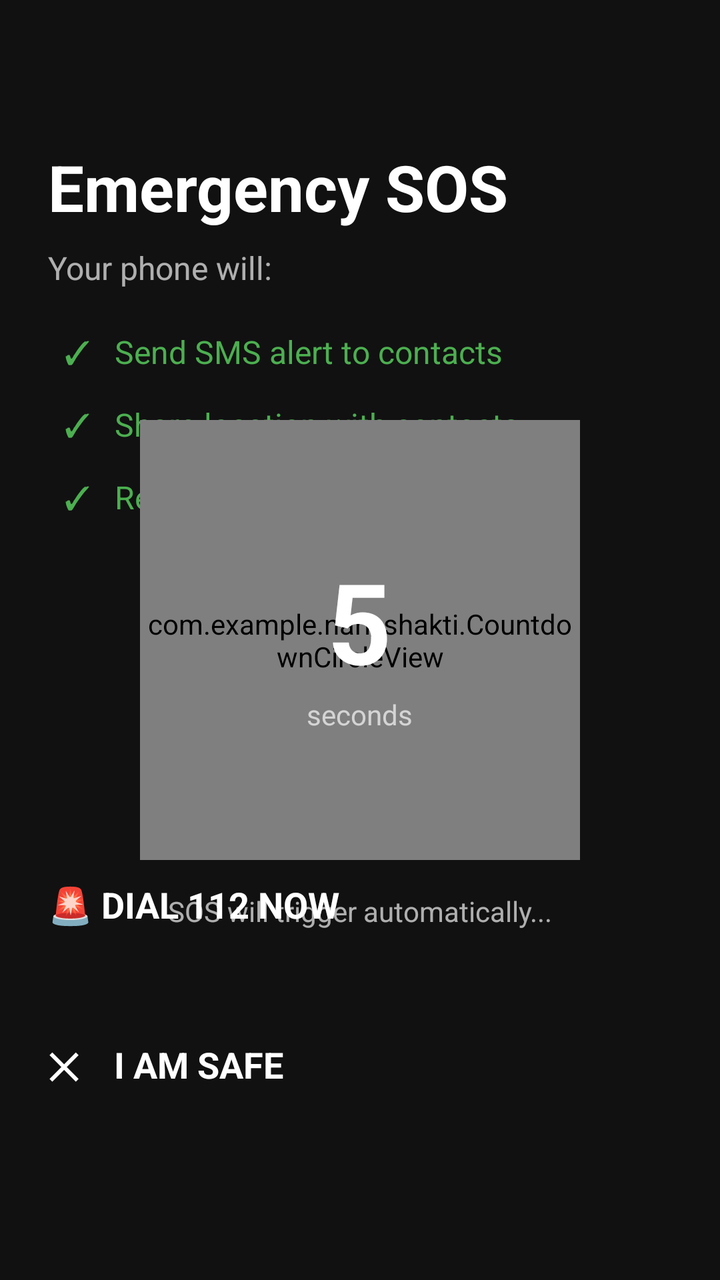
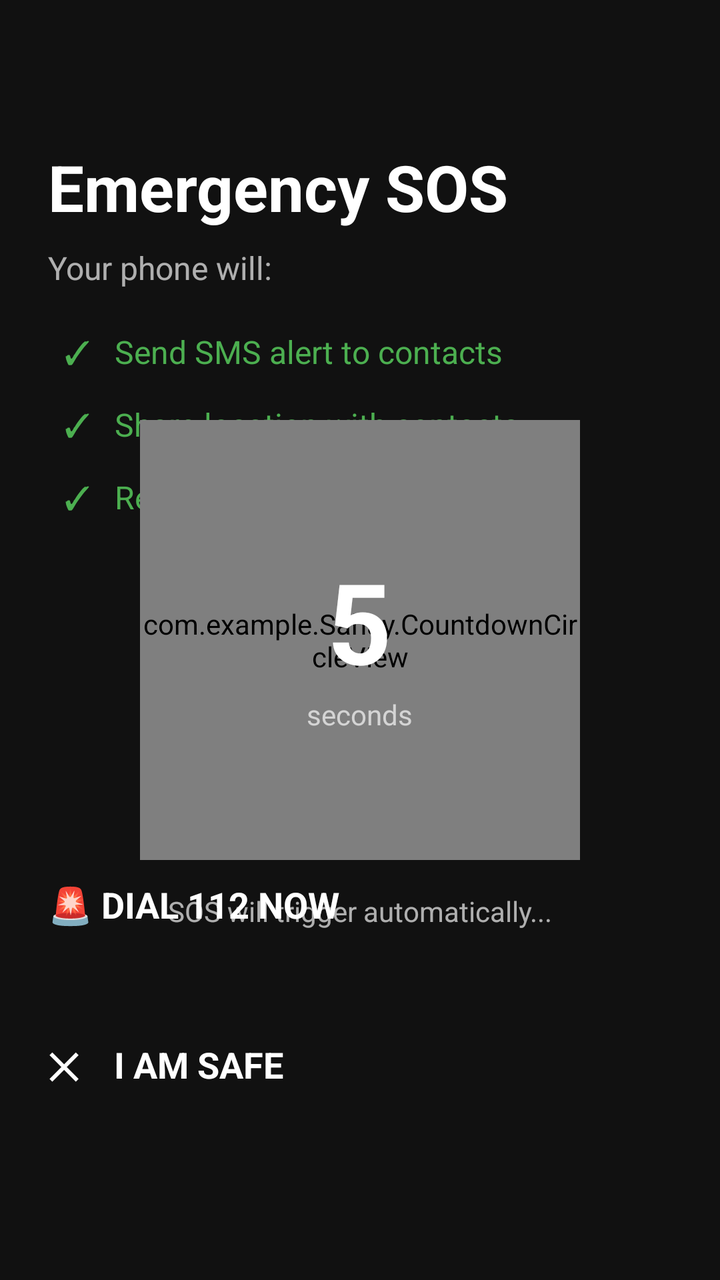

Two renders of the same Android screen: before a commit and after it. Below are the layout's source before the change and the commit's diff.
<!-- AndroidManifest.xml: activity theme android:Theme.NoTitleBar.Fullscreen -->
<!-- res/layout/activity_sos_countdown.xml -->
<?xml version="1.0" encoding="utf-8"?>
<RelativeLayout xmlns:android="http://schemas.android.com/apk/res/android"
    android:layout_width="match_parent"
    android:layout_height="match_parent"
    android:background="#FF111111"
    android:padding="24dp">

    
    <TextView
        android:id="@+id/tvTitle"
        android:layout_width="wrap_content"
        android:layout_height="wrap_content"
        android:layout_alignParentTop="true"
        android:layout_marginTop="48dp"
        android:text="Emergency SOS"
        android:textColor="#FFFFFFFF"
        android:textSize="32sp"
        android:textStyle="bold" />

    
    <TextView
        android:id="@+id/tvSubtitle"
        android:layout_width="wrap_content"
        android:layout_height="wrap_content"
        android:layout_below="@id/tvTitle"
        android:layout_marginTop="8dp"
        android:text="Your phone will:"
        android:textColor="#AAFFFFFF"
        android:textSize="16sp" />

    
    <LinearLayout
        android:id="@+id/featureList"
        android:layout_width="match_parent"
        android:layout_height="wrap_content"
        android:layout_below="@id/tvSubtitle"
        android:layout_marginTop="20dp"
        android:orientation="vertical">

        <TextView
            android:layout_width="wrap_content"
            android:layout_height="wrap_content"
            android:layout_marginBottom="14dp"
            android:text="  ✓   Send SMS alert to contacts"
            android:textColor="#FF4CAF50"
            android:textSize="16sp" />

        <TextView
            android:layout_width="wrap_content"
            android:layout_height="wrap_content"
            android:layout_marginBottom="14dp"
            android:text="  ✓   Share location with contacts"
            android:textColor="#FF4CAF50"
            android:textSize="16sp" />

        <TextView
            android:layout_width="wrap_content"
            android:layout_height="wrap_content"
            android:text="  ✓   Record video evidence"
            android:textColor="#FF4CAF50"
            android:textSize="16sp" />
    </LinearLayout>

    
    <FrameLayout
        android:id="@+id/countdownContainer"
        android:layout_width="220dp"
        android:layout_height="220dp"
        android:layout_centerInParent="true">

        
        <view
            class="com.example.nari_shakti.CountdownCircleView"
            android:id="@+id/countdownCircle"
            android:layout_width="match_parent"
            android:layout_height="match_parent" />

        
        <LinearLayout
            android:layout_width="wrap_content"
            android:layout_height="wrap_content"
            android:layout_gravity="center"
            android:orientation="vertical"
            android:gravity="center">

            <TextView
                android:id="@+id/tvCountdownSeconds"
                android:layout_width="wrap_content"
                android:layout_height="wrap_content"
                android:text="5"
                android:textColor="#FFFFFFFF"
                android:textSize="56sp"
                android:textStyle="bold" />

            <TextView
                android:layout_width="wrap_content"
                android:layout_height="wrap_content"
                android:text="seconds"
                android:textColor="#AAFFFFFF"
                android:textSize="14sp" />
        </LinearLayout>
    </FrameLayout>

    
    <TextView
        android:id="@+id/tvStatus"
        android:layout_width="match_parent"
        android:layout_height="wrap_content"
        android:layout_below="@id/countdownContainer"
        android:layout_marginTop="16dp"
        android:gravity="center"
        android:text="SOS will trigger automatically..."
        android:textColor="#AAFFFFFF"
        android:textSize="14sp" />

    
    <Button
        android:id="@+id/btnDial112"
        android:layout_width="match_parent"
        android:layout_height="64dp"
        android:layout_above="@id/btnCancel"
        android:layout_marginBottom="16dp"
        android:text="🚨 DIAL 112 NOW"
        android:textColor="#FFFFFFFF"
        android:textSize="18sp"
        android:textStyle="bold"
        android:backgroundTint="#FFD32F2F" />

    
    <Button
        android:id="@+id/btnCancel"
        android:layout_width="match_parent"
        android:layout_height="64dp"
        android:layout_alignParentBottom="true"
        android:layout_marginBottom="32dp"
        android:text="✕    I AM SAFE"
        android:textColor="#FFFFFFFF"
        android:textSize="18sp"
        android:textStyle="bold"
        android:backgroundTint="#FF4CAF50" />

</RelativeLayout>
<!-- resources referenced by this layout -->
<resources>

</resources>

<!-- the commit's change to res/layout/activity_sos_countdown.xml (unified diff, before → after) -->
@@ -70,7 +70,7 @@
 
         
         <view
-            class="com.example.nari_shakti.CountdownCircleView"
+            class="com.example.Sahay.CountdownCircleView"
             android:id="@+id/countdownCircle"
             android:layout_width="match_parent"
             android:layout_height="match_parent" />
